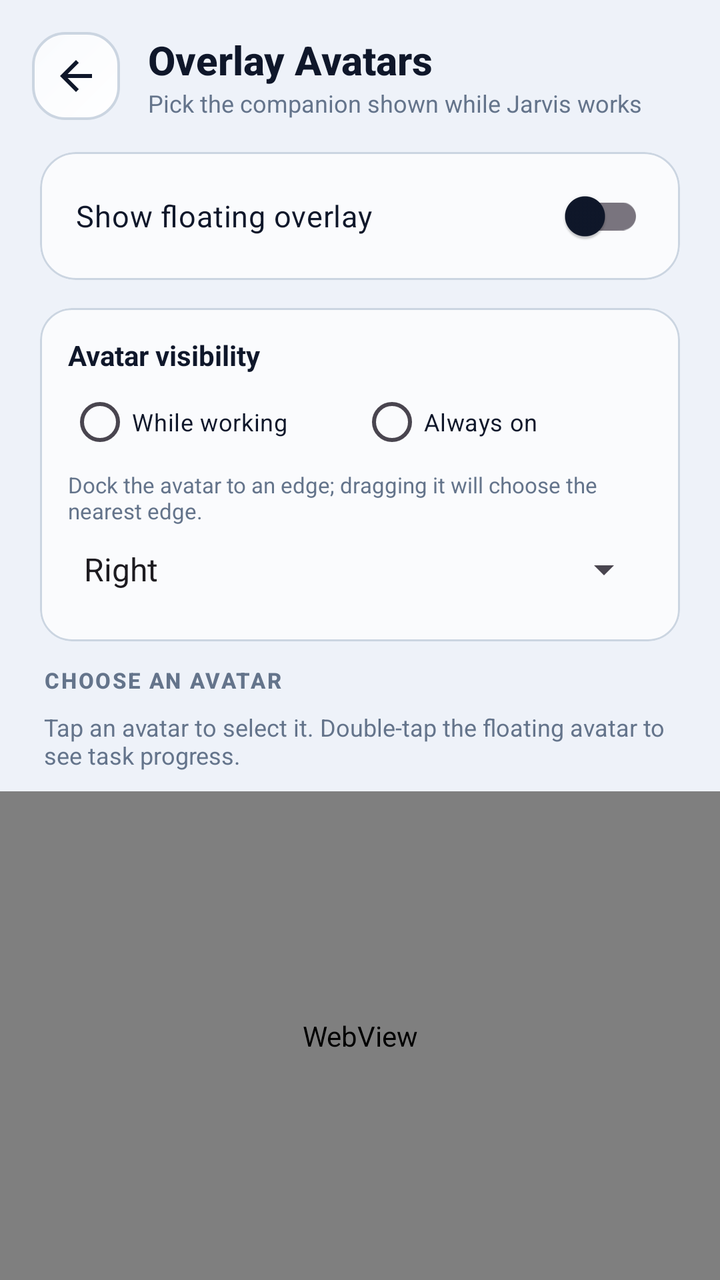
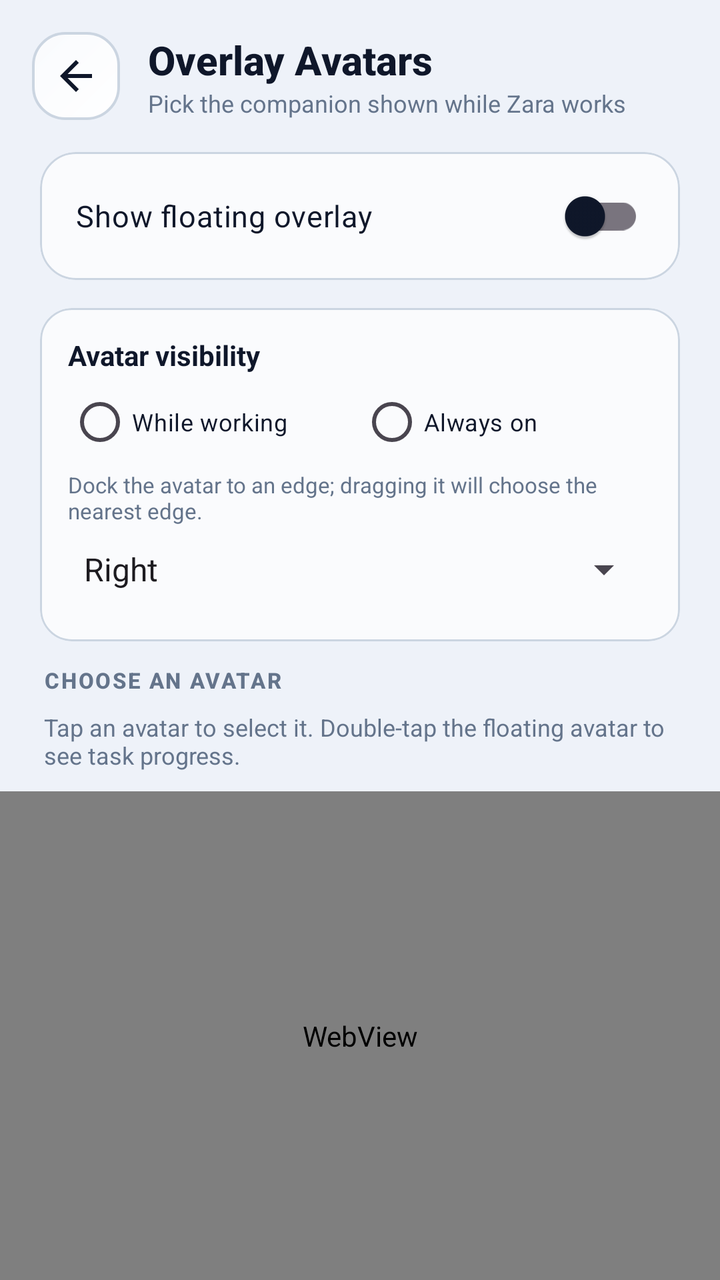

Screens rendered from an Android XML layout before and after an edit, with the pre-edit source and the edit as a unified diff.
<!-- AndroidManifest.xml: application theme Theme.JarvisAssistant -->
<!-- res/layout/activity_overlay_avatar.xml -->
<?xml version="1.0" encoding="utf-8"?>
<LinearLayout xmlns:android="http://schemas.android.com/apk/res/android"
    xmlns:app="http://schemas.android.com/apk/res-auto"
    android:id="@+id/overlayAvatarRoot"
    android:layout_width="match_parent"
    android:layout_height="match_parent"
    android:orientation="vertical"
    android:background="?attr/themeBg">

    <LinearLayout
        android:layout_width="match_parent"
        android:layout_height="wrap_content"
        android:gravity="center_vertical"
        android:orientation="horizontal"
        android:paddingStart="16dp"
        android:paddingEnd="20dp"
        android:paddingTop="16dp"
        android:paddingBottom="12dp">

        <ImageButton
            android:id="@+id/btnBack"
            android:layout_width="44dp"
            android:layout_height="44dp"
            android:background="@drawable/bg_jarvis_icon_square"
            android:src="@drawable/ic_back"
            android:contentDescription="Back"
            app:tint="?attr/themeTextPrimary" />

        <LinearLayout
            android:layout_width="0dp"
            android:layout_height="wrap_content"
            android:layout_weight="1"
            android:orientation="vertical"
            android:layout_marginStart="14dp">

            <TextView
                android:layout_width="wrap_content"
                android:layout_height="wrap_content"
                android:text="Overlay Avatars"
                android:textColor="?attr/themeTextPrimary"
                android:textSize="20sp"
                android:fontFamily="sans-serif-medium"
                android:textStyle="bold" />

            <TextView
                android:layout_width="wrap_content"
                android:layout_height="wrap_content"
                android:text="Pick the companion shown while Jarvis works"
                android:textColor="?attr/themeTextMuted"
                android:textSize="12sp" />
        </LinearLayout>
    </LinearLayout>

    <com.google.android.material.card.MaterialCardView
        android:layout_width="match_parent"
        android:layout_height="wrap_content"
        android:layout_marginStart="20dp"
        android:layout_marginEnd="20dp"
        android:layout_marginTop="4dp"
        android:layout_marginBottom="14dp"
        app:cardBackgroundColor="?attr/themeCardBg"
        app:strokeColor="?attr/themeCardBorder"
        app:strokeWidth="1dp"
        app:cardCornerRadius="18dp">

        <androidx.appcompat.widget.SwitchCompat
            android:id="@+id/switchOverlayEnabled"
            android:layout_width="match_parent"
            android:layout_height="wrap_content"
            android:minHeight="64dp"
            android:paddingStart="18dp"
            android:paddingEnd="18dp"
            android:text="Show floating overlay"
            android:textColor="?attr/themeTextPrimary"
            android:textSize="15sp" />
    </com.google.android.material.card.MaterialCardView>

    <com.google.android.material.card.MaterialCardView
        android:layout_width="match_parent"
        android:layout_height="wrap_content"
        android:layout_marginStart="20dp"
        android:layout_marginEnd="20dp"
        android:layout_marginBottom="12dp"
        app:cardBackgroundColor="?attr/themeCardBg"
        app:strokeColor="?attr/themeCardBorder"
        app:strokeWidth="1dp"
        app:cardCornerRadius="16dp">

        <LinearLayout
            android:layout_width="match_parent"
            android:layout_height="wrap_content"
            android:orientation="vertical"
            android:padding="14dp">

            <TextView
                android:layout_width="wrap_content"
                android:layout_height="wrap_content"
                android:text="Avatar visibility"
                android:textColor="?attr/themeTextPrimary"
                android:textStyle="bold"
                android:textSize="14sp" />

            <RadioGroup
                android:id="@+id/radioOverlayMode"
                android:layout_width="match_parent"
                android:layout_height="wrap_content"
                android:orientation="horizontal">

                <RadioButton
                    android:id="@+id/rbOverlayWorking"
                    android:layout_width="0dp"
                    android:layout_height="wrap_content"
                    android:layout_weight="1"
                    android:text="While working"
                    android:textColor="?attr/themeTextPrimary"
                    android:textSize="12sp" />

                <RadioButton
                    android:id="@+id/rbOverlayAlways"
                    android:layout_width="0dp"
                    android:layout_height="wrap_content"
                    android:layout_weight="1"
                    android:text="Always on"
                    android:textColor="?attr/themeTextPrimary"
                    android:textSize="12sp" />
            </RadioGroup>

            <TextView
                android:layout_width="wrap_content"
                android:layout_height="wrap_content"
                android:text="Dock the avatar to an edge; dragging it will choose the nearest edge."
                android:textColor="?attr/themeTextMuted"
                android:textSize="11sp" />

            <Spinner
                android:id="@+id/spinnerOverlayEdge"
                android:layout_width="match_parent"
                android:layout_height="44dp"
                android:entries="@array/overlay_edges"
                android:spinnerMode="dropdown" />
        </LinearLayout>
    </com.google.android.material.card.MaterialCardView>

    <TextView
        android:layout_width="match_parent"
        android:layout_height="wrap_content"
        android:paddingStart="22dp"
        android:paddingEnd="22dp"
        android:paddingBottom="8dp"
        android:text="CHOOSE AN AVATAR"
        android:textColor="?attr/themeTextMuted"
        android:textSize="11sp"
        android:letterSpacing="0.08"
        android:fontFamily="sans-serif-medium"
        android:textStyle="bold" />

    <TextView
        android:layout_width="match_parent"
        android:layout_height="wrap_content"
        android:paddingStart="22dp"
        android:paddingEnd="22dp"
        android:paddingBottom="10dp"
        android:text="Tap an avatar to select it. Double-tap the floating avatar to see task progress."
        android:textColor="?attr/themeTextMuted"
        android:textSize="12sp" />

    <WebView
        android:id="@+id/avatarGallery"
        android:layout_width="match_parent"
        android:layout_height="0dp"
        android:layout_weight="1"
        android:background="@android:color/transparent"
        android:overScrollMode="never"
        android:scrollbars="none" />
</LinearLayout>
<!-- resources referenced by this layout -->
<resources>
  <string-array name="overlay_edges">
          <item>Right</item>
          <item>Left</item>
          <item>Top</item>
          <item>Bottom</item>
      </string-array>
  <!-- drawable bg_jarvis_icon_square (drawable) -->
  <?xml version="1.0" encoding="utf-8"?>
  <ripple xmlns:android="http://schemas.android.com/apk/res/android"
      android:color="?attr/themeAccentLight">
      <item>
          <shape android:shape="rectangle">
              <corners android:radius="16dp" />
              <gradient
                  android:type="linear"
                  android:angle="135"
                  android:startColor="?attr/themeCardGlassStart"
                  android:endColor="?attr/themeCardGlassEnd" />
              <stroke
                  android:width="1.2dp"
                  android:color="?attr/themeCardBorder" />
          </shape>
      </item>
  </ripple>
  <!-- drawable ic_back (drawable) -->
  <vector xmlns:android="http://schemas.android.com/apk/res/android"
      android:width="24dp"
      android:height="24dp"
      android:viewportWidth="24"
      android:viewportHeight="24">
    <path
        android:fillColor="#F4F4F6"
        android:pathData="M20,11H7.83l5.59,-5.59L12,4l-8,8 8,8 1.41,-1.41L7.83,13H20v-2z"/>
  </vector>
  <style name="Theme.JarvisAssistant" parent="Theme.JarvisAssistant.Light" />
  <!-- drawable bg_liquid_glow_light_1 (drawable) -->
  <?xml version="1.0" encoding="utf-8"?>
  <shape xmlns:android="http://schemas.android.com/apk/res/android"
      android:shape="oval">
      <gradient
          android:type="radial"
          android:gradientRadius="140dp"
          android:startColor="#262F6BFF"
          android:centerColor="#102F6BFF"
          android:endColor="#002F6BFF" />
  </shape>
  <!-- drawable bg_liquid_glow_light_2 (drawable) -->
  <?xml version="1.0" encoding="utf-8"?>
  <shape xmlns:android="http://schemas.android.com/apk/res/android"
      android:shape="oval">
      <gradient
          android:type="radial"
          android:gradientRadius="130dp"
          android:startColor="#208B5CF6"
          android:centerColor="#0D8B5CF6"
          android:endColor="#008B5CF6" />
  </shape>
  <!-- drawable bg_liquid_glow_light_3 (drawable) -->
  <?xml version="1.0" encoding="utf-8"?>
  <shape xmlns:android="http://schemas.android.com/apk/res/android"
      android:shape="oval">
      <gradient
          android:type="radial"
          android:gradientRadius="140dp"
          android:startColor="#1A06B6D4"
          android:centerColor="#0B06B6D4"
          android:endColor="#0006B6D4" />
  </shape>
  <!-- unchanged entries left out for length: 1 -->
</resources>

<!-- the commit's change to res/layout/activity_overlay_avatar.xml (unified diff, before → after) -->
@@ -45,7 +45,7 @@
             <TextView
                 android:layout_width="wrap_content"
                 android:layout_height="wrap_content"
-                android:text="Pick the companion shown while Jarvis works"
+                android:text="Pick the companion shown while Zara works"
                 android:textColor="?attr/themeTextMuted"
                 android:textSize="12sp" />
         </LinearLayout>
